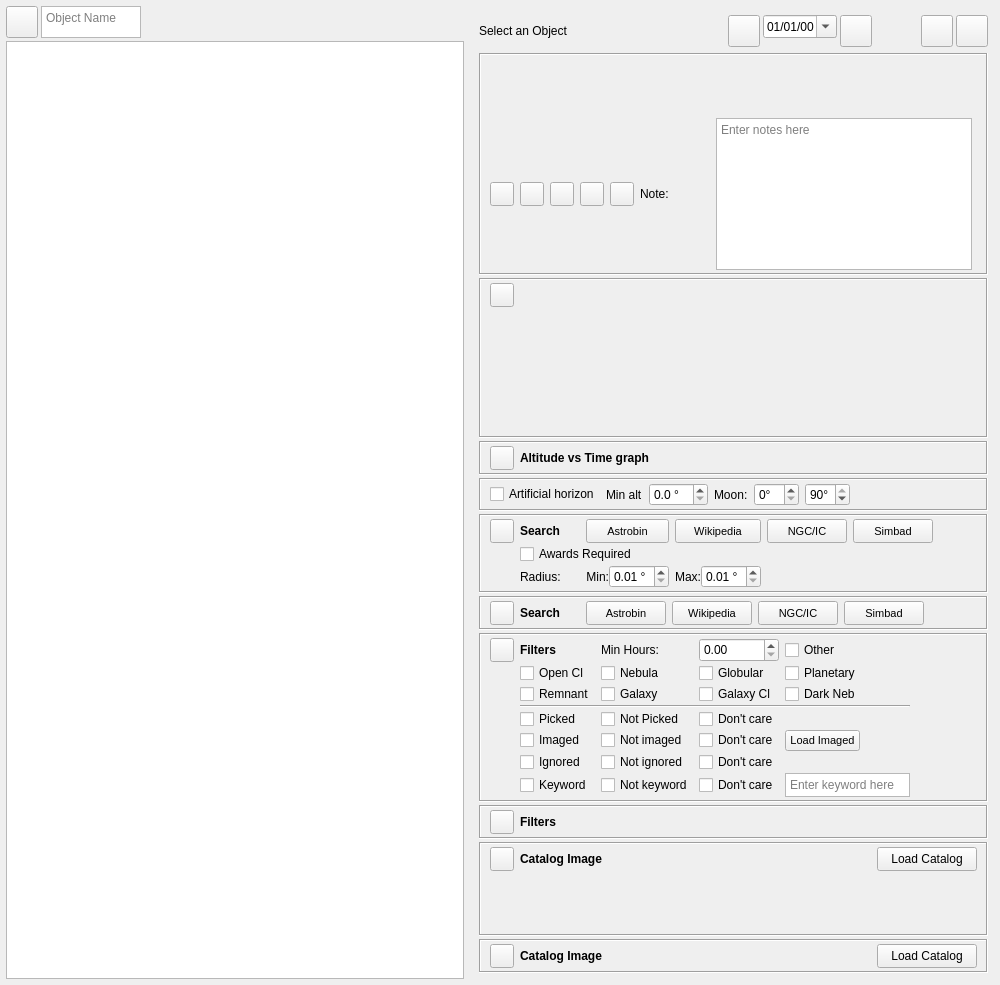
The window that kstars/tools/imagingplanner.ui (KDE/kstars) describes before a commit, drawn with Qt 5.
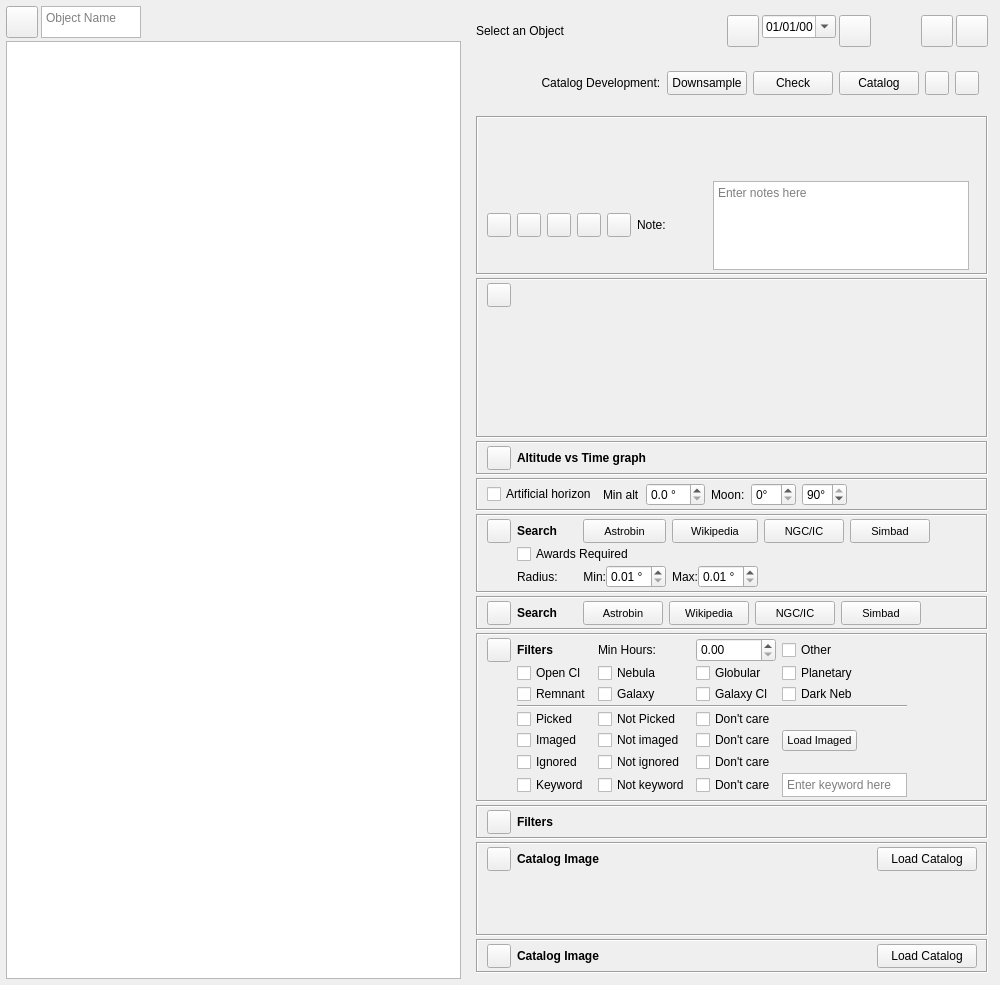
The same window after the commit. Icons and pictures are not drawn. Custom widgets are drawn as their Qt base class.

Commit message: Imaging planner--add catalog development tools, fix web search issues

What changed in the file:
```diff
--- a/kstars/tools/imagingplanner.ui
+++ b/kstars/tools/imagingplanner.ui
@@ -431,6 +431,154 @@
           </item>
          </layout>
         </item>
+        <item>
+         <widget class="QFrame" name="DevelFrame">
+          <property name="visible">
+           <bool>false</bool>
+          </property>
+          <layout class="QHBoxLayout" name="DevelLayout">
+           <item>
+            <widget class="QLabel" name="DevelLabel">
+             <property name="text">
+               <string>
+                 Catalog Development:
+              </string>
+             </property>
+            </widget>
+           </item>
+           <item>
+            <widget class="QPushButton" name="DevelDownsampleButton">
+             <property name="sizePolicy">
+              <sizepolicy hsizetype="Fixed" vsizetype="Fixed">
+               <horstretch>0</horstretch>
+               <verstretch>0</verstretch>
+              </sizepolicy>
+             </property>
+             <property name="minimumSize">
+              <size>
+               <width>24</width>
+               <height>24</height>
+              </size>
+             </property>
+             <property name="text">
+              <string>Downsample</string>
+             </property>
+             <property name="toolTip">
+              <string>For catalog development</string>
+             </property>
+            </widget>
+           </item>
+           <item>
+            <widget class="QPushButton" name="DevelCheckTargetsButton">
+             <property name="sizePolicy">
+              <sizepolicy hsizetype="Fixed" vsizetype="Fixed">
+               <horstretch>0</horstretch>
+               <verstretch>0</verstretch>
+              </sizepolicy>
+             </property>
+             <property name="minimumSize">
+              <size>
+               <width>24</width>
+               <height>24</height>
+              </size>
+             </property>
+             <property name="text">
+              <string>Check</string>
+             </property>
+             <property name="toolTip">
+              <string>For catalog development</string>
+             </property>
+            </widget>
+           </item>
+           <item>
+            <widget class="QPushButton" name="DevelCheckCatalogButton">
+             <property name="sizePolicy">
+              <sizepolicy hsizetype="Fixed" vsizetype="Fixed">
+               <horstretch>0</horstretch>
+               <verstretch>0</verstretch>
+              </sizepolicy>
+             </property>
+             <property name="minimumSize">
+              <size>
+               <width>24</width>
+               <height>24</height>
+              </size>
+             </property>
+             <property name="text">
+              <string>Catalog</string>
+             </property>
+             <property name="toolTip">
+              <string>For catalog development</string>
+             </property>
+            </widget>
+           </item>
+           <item>
+            <widget class="QPushButton" name="DevelCheckTargetsPrevButton">
+             <property name="sizePolicy">
+              <sizepolicy hsizetype="Fixed" vsizetype="Fixed">
+               <horstretch>0</horstretch>
+               <verstretch>0</verstretch>
+              </sizepolicy>
+             </property>
+             <property name="minimumSize">
+              <size>
+               <width>24</width>
+               <height>24</height>
+              </size>
+             </property>
+             <property name="maximumSize">
+              <size>
+               <width>24</width>
+               <height>24</height>
+              </size>
+             </property>
+             <property name="toolTip">
+              <string>For catalog development</string>
+             </property>
+             <property name="icon">
+              <iconset theme="arrow-left">
+               <normaloff>.</normaloff>.</iconset>
+             </property>
+             <property name="text">
+              <string/>
+             </property>
+            </widget>
+           </item>
+           <item>
+            <widget class="QPushButton" name="DevelCheckTargetsNextButton">
+             <property name="sizePolicy">
+              <sizepolicy hsizetype="Fixed" vsizetype="Fixed">
+               <horstretch>0</horstretch>
+               <verstretch>0</verstretch>
+              </sizepolicy>
+             </property>
+             <property name="minimumSize">
+              <size>
+               <width>24</width>
+               <height>24</height>
+              </size>
+             </property>
+             <property name="maximumSize">
+              <size>
+               <width>24</width>
+               <height>24</height>
+              </size>
+             </property>
+             <property name="toolTip">
+              <string>For catalog development</string>
+             </property>
+             <property name="icon">
+              <iconset theme="arrow-right">
+               <normaloff>.</normaloff>.</iconset>
+             </property>
+             <property name="text">
+              <string/>
+             </property>
+            </widget>
+           </item>
+          </layout>
+         </widget>
+        </item>
         <item>
          <widget class="QFrame" name="ObjectInfoFrameH">
           <property name="frameShape">
```
The commit also changes 2 other files.
